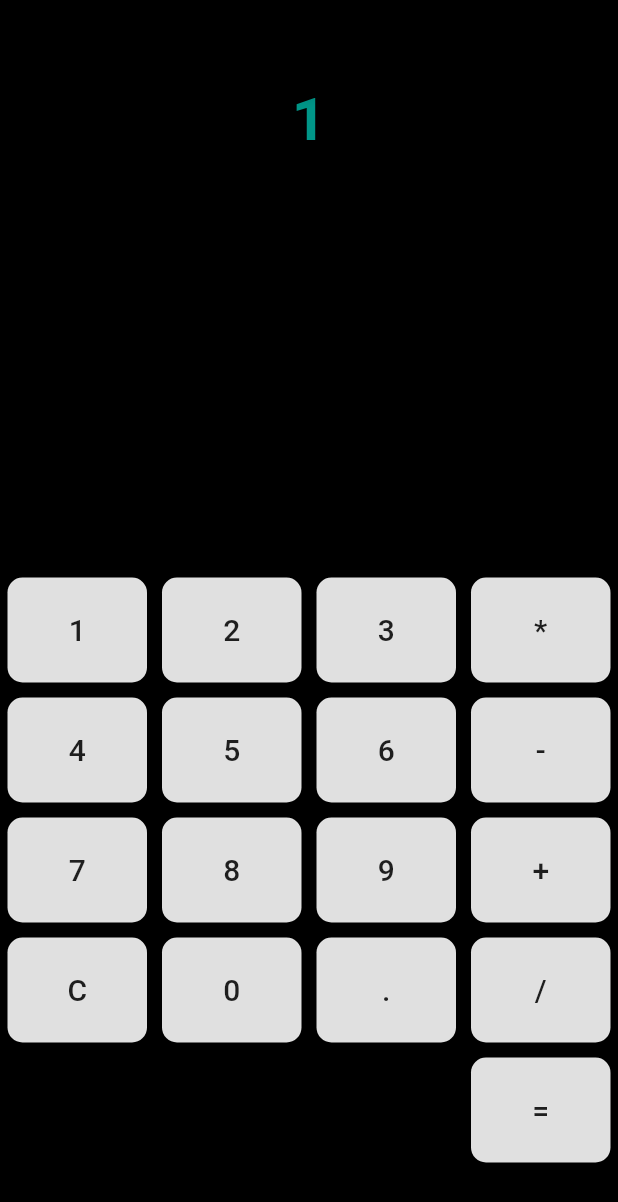
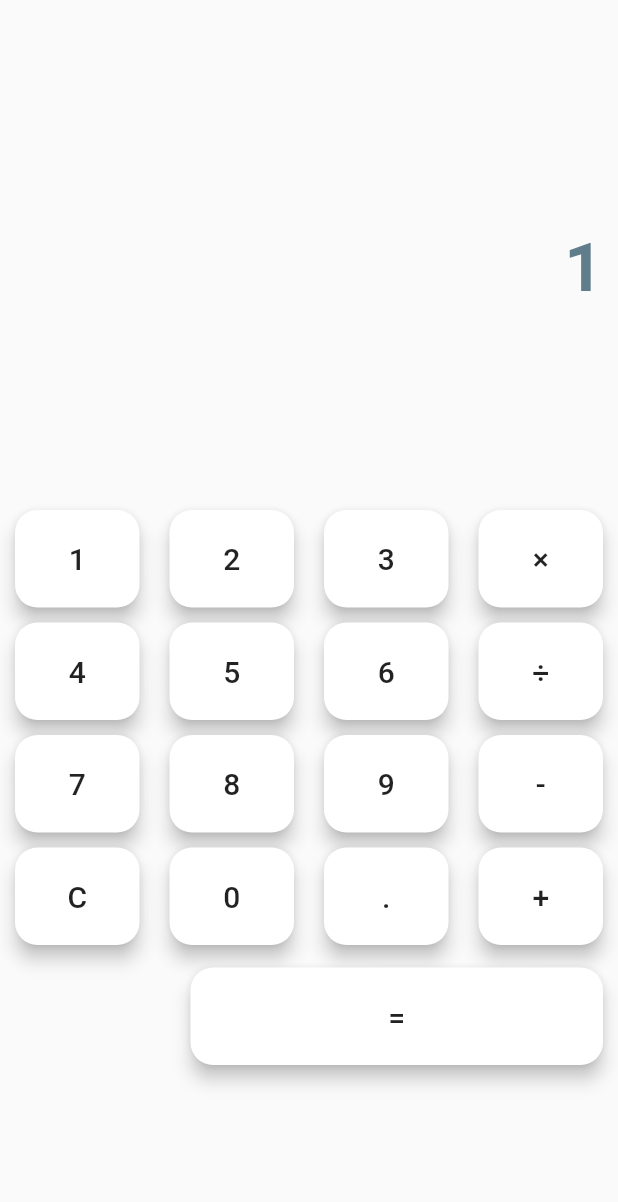
Before and after one commit to saurav-singh/Calculator, a Flutter app: the screen it shows after launch, after a tap on an icon or button, on a phone screen of 412 x 824 dp. Shown: the top 1202 px of the screen. Run offline on Flutter 3.47's test engine with Material 2 defaults, Android fonts, the phone set to English and light mode, and no system bars; missing offline and left inert: stack.

Commit message:
UI update

```diff
--- a/lib/calculate.dart
+++ b/lib/calculate.dart
@@ -1,13 +1,16 @@
 import 'package:stack/stack.dart' as _Stack;
 
 // TEMP CALCULATION FUNCTIONS - put to a class
+// * -> ×
+// / -> ÷
+
 
 String calculate(String query) {
   String result = "";
   if (query.contains("+") ||
       query.contains("-") ||
-      query.contains("*") ||
-      query.contains("/")) {
+      query.contains("×") ||
+      query.contains("÷")) {
     query = processQuery(query);
     query = getPostfix(query);
     try {
@@ -24,7 +27,7 @@ String calculate(String query) {
 
 String processQuery(String query) {
   String newQuery = "";
-  String operators = "+-*/";
+  String operators = "+-×÷";
   for (int i = 0; i < query.length; i++) {
     if (operators.contains(query[i]))
       newQuery += " " + query[i] + " ";
@@ -37,8 +40,8 @@ String processQuery(String query) {
 String getPostfix(String infix) {
   _Stack.Stack<String> stack = _Stack.Stack();
   String postfix = "";
-  String operators = "+-*/";
-  Map order = {"+": 1, "-": 1, "*": 2, "/": 2, "(": 3, ")": 3};
+  String operators = "+-×÷";
+  Map order = {"+": 1, "-": 1, "×": 2, "÷": 2, "(": 3, ")": 3};
   List<String> tokens = infix.split(" ");
 
   for (int i = 0; i < tokens.length; i++) {
@@ -68,7 +71,7 @@ String getPostfix(String infix) {
 String getResult(String query) {
   _Stack.Stack<double> stack = _Stack.Stack();
   List<String> tokens = query.split(" ");
-  String operators = "+-*/";
+  String operators = "+-×÷";
 
   if (tokens.length < 2 && tokens.length % 2 == 0) return "0";
   for (int i = 0; i < tokens.length; i++) {
@@ -79,9 +82,9 @@ String getResult(String query) {
         stack.push(x + y);
       else if (tokens[i] == "-")
         stack.push(y - x);
-      else if (tokens[i] == "*")
+      else if (tokens[i] == "×")
         stack.push(x * y);
-      else if (tokens[i] == "/") stack.push(y / x);
+      else if (tokens[i] == "÷") stack.push(y / x);
     } else {
       stack.push(double.parse(tokens[i]));
     }
--- a/lib/main.dart
+++ b/lib/main.dart
@@ -8,7 +8,6 @@ class MyApp extends StatelessWidget {
   Widget build(BuildContext context) {
     return MaterialApp(
       debugShowCheckedModeBanner: false,
-      theme: ThemeData(primaryColor: Colors.blue),
       home: Calculator(),
     );
   }
@@ -25,18 +24,22 @@ class CalculatorState extends State<Calculator> {
 
   @override
   Widget build(BuildContext context) {
+    final _width = MediaQuery.of(context).size.width;
+
     return Scaffold(
-        backgroundColor: Colors.black,
-        appBar: AppBar(
-          backgroundColor: Colors.black,
-        ),
         body: Column(children: [
       // Display Numbers
-          SizedBox(height: 100.0, child: viewNumbers(query, result)),
+      Container(
+          height: 300.0,
+          width: _width,
+          margin: EdgeInsets.fromLTRB(10, 25, 10, 10),
+          decoration: BoxDecoration(
+            borderRadius: BorderRadius.circular(90.0),
+          ),
+          child: viewNumbers(query, result)),
 
       // Display Buttons
-          SizedBox(
-            height: MediaQuery.of(context).size.height - 200,
+      Container(
         child: Align(
           alignment: Alignment.bottomCenter,
           child: Table(
@@ -45,61 +48,79 @@ class CalculatorState extends State<Calculator> {
                 button("1"),
                 button("2"),
                 button("3"),
-                    button("*")
+                button("×")
               ]),
               TableRow(children: [
                 button("4"),
                 button("5"),
                 button("6"),
-                    button("-")
+                button("÷")
               ]),
               TableRow(children: [
                 button("7"),
                 button("8"),
                 button("9"),
-                    button("+")
+                button("-")
               ]),
               TableRow(children: [
                 button("C"),
                 button("0"),
                 button("."),
-                    button("/")
+                button("+")
               ]),
-                  TableRow(children: [
-                    Container(),
-                    Container(),
-                    Container(),
-                    button("="),
-                  ])
             ],
           ),
         ),
+      ),
+
+      Container(
+        width: _width,
+        alignment: Alignment.centerRight,
+        padding: EdgeInsets.fromLTRB(0, 5.0, 0, 5.0),
+        child: button("="),
       )
     ]));
   }
 
   // Widgets for the UI
-  Widget viewNumbers(String query, String result) => Column(
+  Widget viewNumbers(String query, String result) {
+    return Stack(
       children: [
-          Text(
+        Positioned(
+          bottom: 120,
+          right: 0,
+          child: Text(
             query,
             style: TextStyle(
-                fontSize: 40, fontWeight: FontWeight.bold, color: Colors.teal),
+                fontSize: 45,
+                fontWeight: FontWeight.bold,
+                color: Colors.blueGrey),
           ),
-          Text(
+        ),
+        Positioned(
+          bottom: 50,
+          right: 0,
+          child: Text(
             result,
             style: TextStyle(
-                fontSize: 40, fontWeight: FontWeight.bold, color: Colors.teal),
+                fontSize: 45,
+                fontWeight: FontWeight.bold,
+                color: Colors.pinkAccent),
+          ),
         )
       ],
     );
+  }
 
   Widget button(String value) => Container(
-        padding: EdgeInsets.all(5.0),
-        height: 80,
+        height: 75.0,
+        width: 295.0,
+        padding: EdgeInsets.fromLTRB(10, 5, 10, 5),
         child: RaisedButton(
+          color: Colors.white,
+          elevation: 5.0,
           shape:
-              RoundedRectangleBorder(borderRadius: BorderRadius.circular(10.0)),
+              RoundedRectangleBorder(borderRadius: BorderRadius.circular(15.0)),
           onPressed: () {
             setState(() {
               if (value == "C") {
```
Also changed, not shown: screenshot.png (added), 1 other file. Lines whose indentation alone changed are shown as unchanged.
